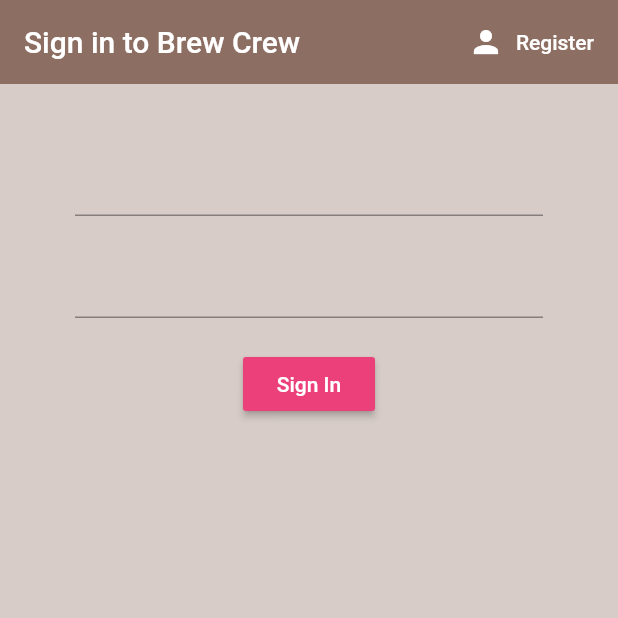
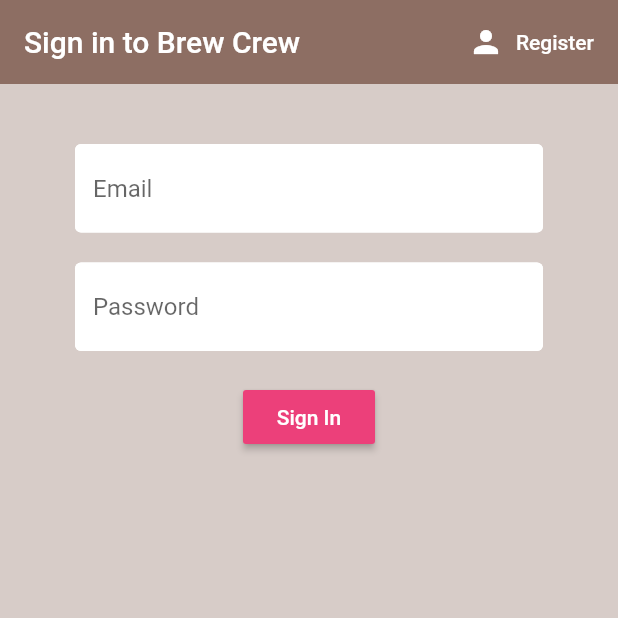
Before and after one commit to MesselemYoucef/brew_crew_project, a Flutter app: the screen it shows after launch, on a phone screen of 412 x 824 dp, the top half of it. Run offline on Flutter 3.47's test engine with Material 2 defaults, Android fonts, the phone set to English and light mode, and no system bars; our stand-ins replace firebase_auth, firebase_core; accounts and stored records are empty.

Commit message:
Added a text decoration to text forms by creating a shared folder and affecting to it a constants.dart file

```diff
--- a/lib/screens/authenticate/Register.dart
+++ b/lib/screens/authenticate/Register.dart
@@ -1,5 +1,6 @@
 import 'package:brew_crew_project/screens/authenticate/authenticate.dart';
 import 'package:brew_crew_project/services/AuthService.dart';
+import 'package:brew_crew_project/shared/constants.dart';
 import 'package:flutter/material.dart';
 
 class Register extends StatefulWidget {
@@ -46,6 +47,7 @@ class _RegisterState extends State<Register> {
               child: Column(children: <Widget>[
                 SizedBox(height: 20.0),
                 TextFormField(
+                  decoration: textInputDecoration.copyWith(hintText: 'Email'),
                     validator: (val) => val.isEmpty ? 'Enter an email' : null,
                     onChanged: (val) {
                       setState(() {
@@ -54,6 +56,7 @@ class _RegisterState extends State<Register> {
                     }),
                 SizedBox(height: 20.0),
                 TextFormField(
+                  decoration: textInputDecoration.copyWith(hintText: 'Password'),
                   validator: (val) =>
                       val.length < 6 ? 'Enter password 6+ char long' : null,
                   onChanged: (val) {
--- a/lib/screens/authenticate/sign_in.dart
+++ b/lib/screens/authenticate/sign_in.dart
@@ -1,4 +1,5 @@
 import 'package:brew_crew_project/services/AuthService.dart';
+import 'package:brew_crew_project/shared/constants.dart';
 import 'package:flutter/material.dart';
 
 class SignIn extends StatefulWidget {
@@ -47,6 +48,7 @@ class _SignInState extends State<SignIn> {
               child: Column(children: <Widget>[
                 SizedBox(height: 20.0),
                 TextFormField(
+                  decoration: textInputDecoration.copyWith(hintText: 'Email'),
                     validator: (val) => val.isEmpty ? 'Enter an email' : null,
                     onChanged: (val) {
                       setState(() {
@@ -55,6 +57,7 @@ class _SignInState extends State<SignIn> {
                     }),
                 SizedBox(height: 20.0),
                 TextFormField(
+                  decoration: textInputDecoration.copyWith(hintText: 'Password'),
                   validator: (val) =>
                       val.length < 6 ? 'Enter password 6+ char long' : null,
                   onChanged: (val) {
--- /dev/null
+++ b/lib/shared/constants.dart
@@ -0,0 +1,18 @@
+import 'package:flutter/material.dart';
+
+const textInputDecoration = InputDecoration(
+  fillColor: Colors.white,
+  filled: true,
+  enabledBorder: OutlineInputBorder(
+    borderSide: BorderSide(
+      color: Colors.white,
+      width: 2.0
+    )
+  ),
+  focusedBorder: OutlineInputBorder(
+    borderSide: BorderSide(
+      color: Colors.red,
+      width: 2.0
+    )
+  )
+);
```
